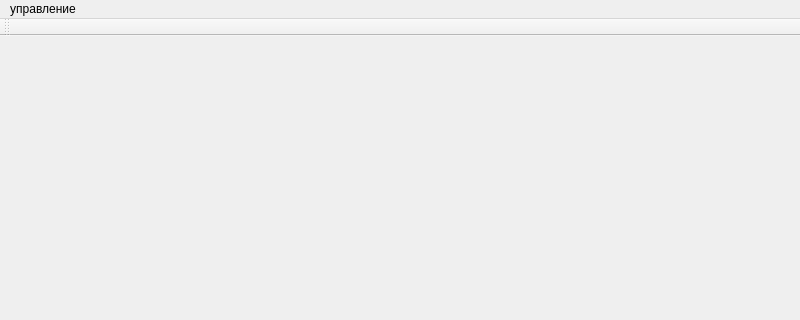
Above: creator_ebook/mainwindow.ui from kukiman010/speaker before the change; both pictures show x 0 to 800 and y 0 to 320 of the 800 by 600 pixel window. Below: the same form after it.
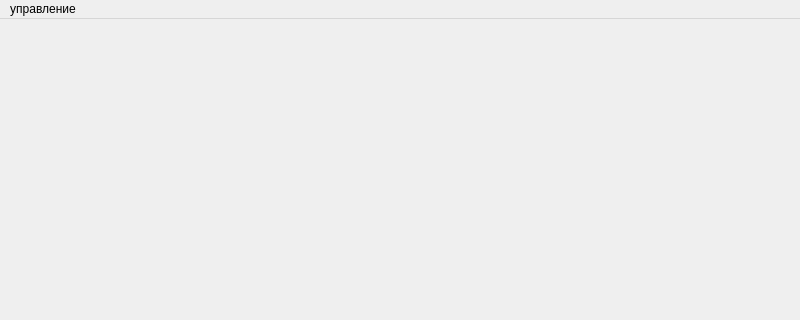
That is the form after the change.

Patch:
```diff
--- a/creator_ebook/mainwindow.ui
+++ b/creator_ebook/mainwindow.ui
@@ -14,9 +14,13 @@
    <string>MainWindow</string>
   </property>
   <widget class="QWidget" name="centralWidget">
-   <layout class="QGridLayout" name="gridLayout">
-    <item row="0" column="0">
-     <layout class="QVBoxLayout" name="top_verticalLayout"/>
+   <layout class="QVBoxLayout" name="verticalLayout">
+    <item>
+     <layout class="QVBoxLayout" name="top_verticalLayout">
+      <item>
+       <widget class="QStackedWidget" name="stackedWidget"/>
+      </item>
+     </layout>
     </item>
    </layout>
   </widget>
@@ -38,14 +42,6 @@
    </widget>
    <addaction name="menukk"/>
   </widget>
-  <widget class="QToolBar" name="mainToolBar">
-   <attribute name="toolBarArea">
-    <enum>TopToolBarArea</enum>
-   </attribute>
-   <attribute name="toolBarBreak">
-    <bool>false</bool>
-   </attribute>
-  </widget>
   <widget class="QStatusBar" name="statusBar"/>
   <action name="action_ebook">
    <property name="text">
```
Left out of the diff: 2 changed lines with no effect on the pictures.
